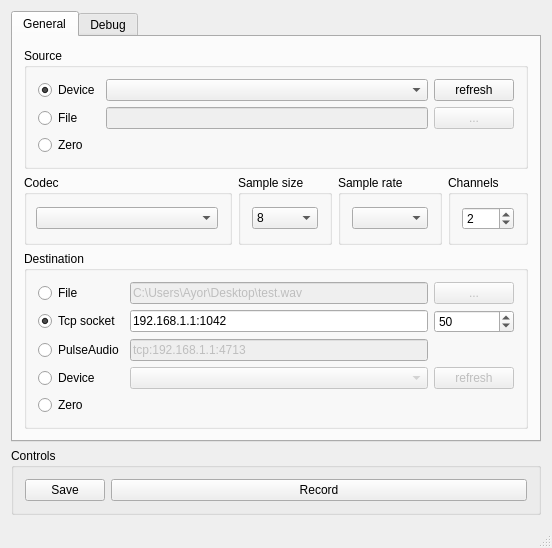
Chr0nos/audio-transfer, file mainwindow.ui: the form before one commit.
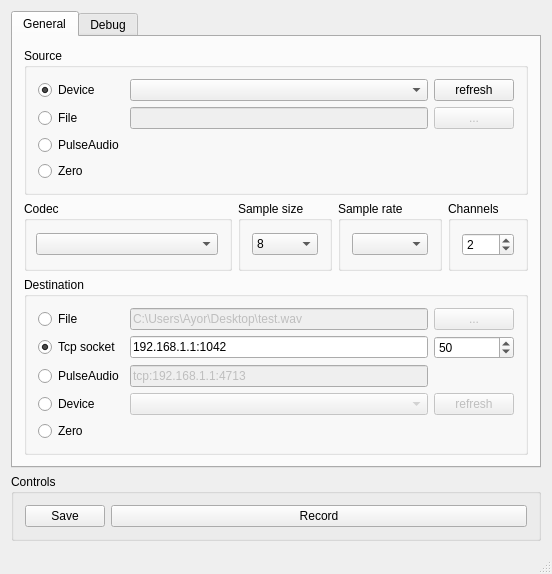
The form after the commit.

Diff of the .ui file:
```diff
--- a/mainwindow.ui
+++ b/mainwindow.ui
@@ -78,13 +78,20 @@
              </property>
             </widget>
            </item>
-           <item row="2" column="0">
+           <item row="3" column="0">
             <widget class="QRadioButton" name="sourceRadioZeroDevice">
              <property name="text">
               <string>Zero</string>
              </property>
             </widget>
            </item>
+           <item row="2" column="0">
+            <widget class="QRadioButton" name="sourceRadioPulseAudio">
+             <property name="text">
+              <string>PulseAudio</string>
+             </property>
+            </widget>
+           </item>
           </layout>
          </widget>
         </item>
```
